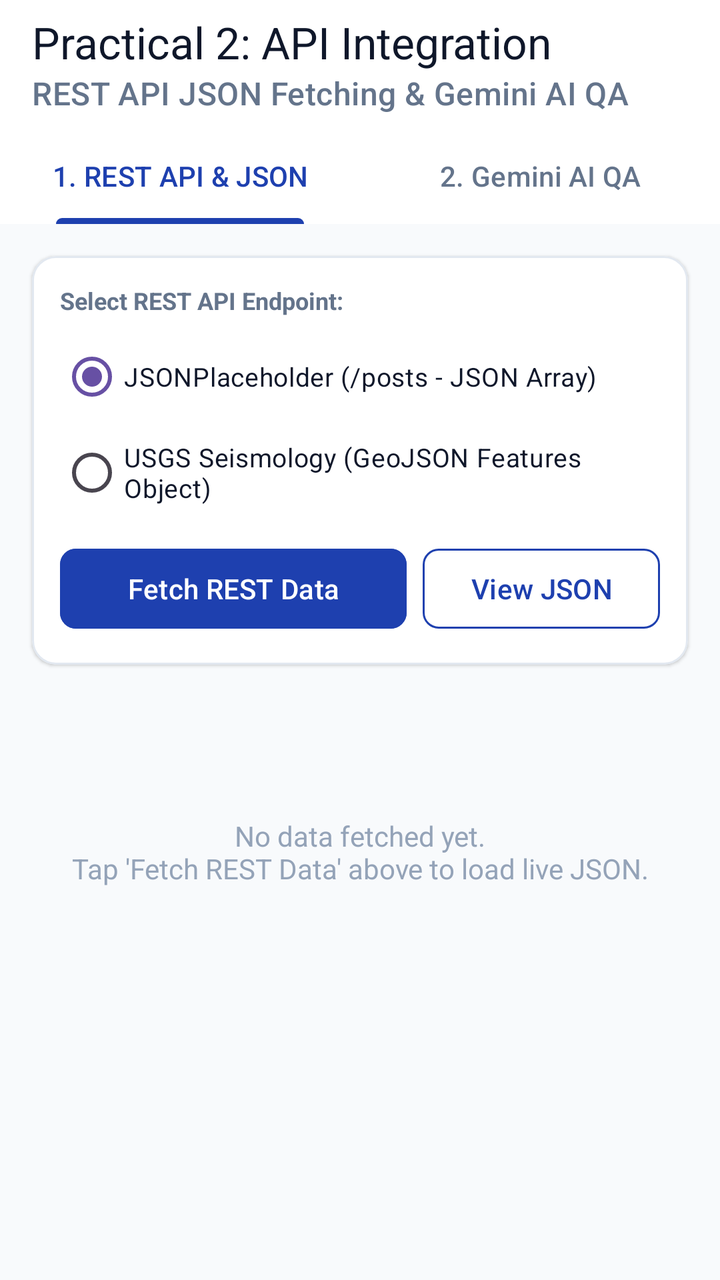
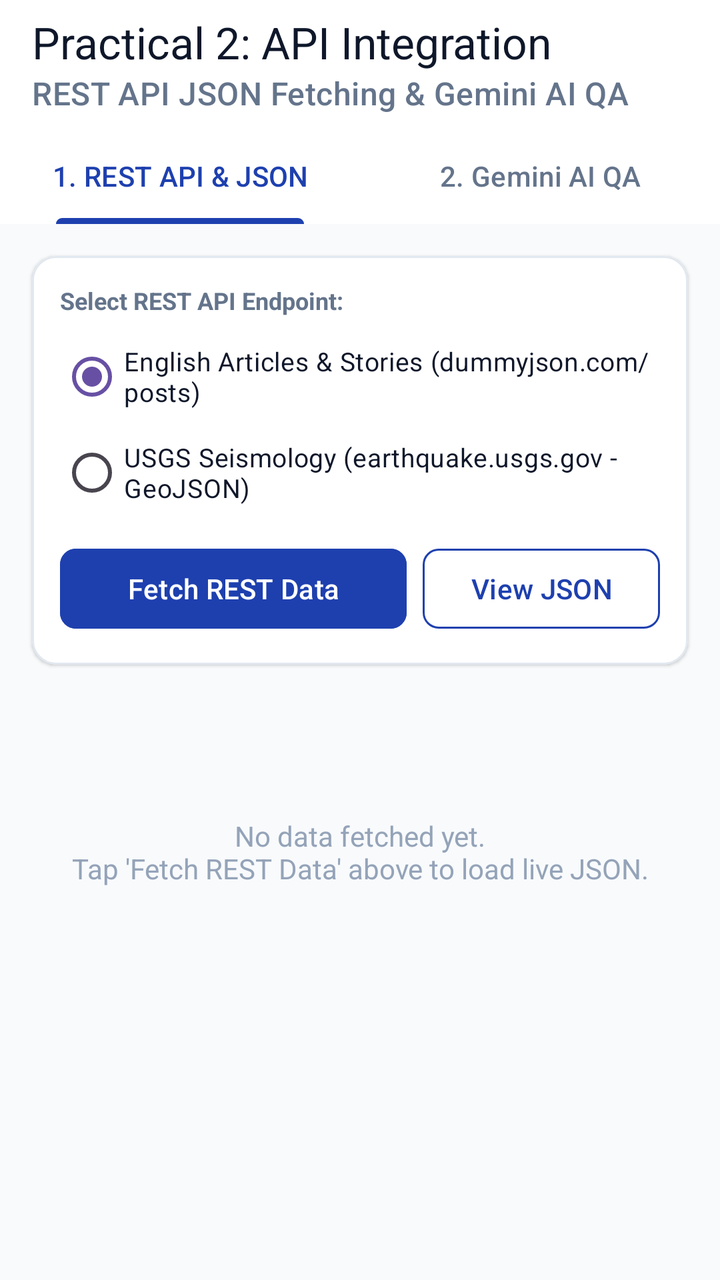

Two renders of the same Android screen: before a commit and after it. Below are the layout's source before the change and the commit's diff.
<!-- AndroidManifest.xml: application theme Theme.Practical2_New -->
<!-- res/layout/activity_main.xml -->
<?xml version="1.0" encoding="utf-8"?>
<LinearLayout xmlns:android="http://schemas.android.com/apk/res/android"
    xmlns:app="http://schemas.android.com/apk/res-auto"
    android:id="@+id/main_root"
    android:layout_width="match_parent"
    android:layout_height="match_parent"
    android:background="@color/background"
    android:orientation="vertical">

    
    <com.google.android.material.appbar.MaterialToolbar
        android:id="@+id/toolbar"
        android:layout_width="match_parent"
        android:layout_height="wrap_content"
        android:background="@color/surface"
        android:elevation="2dp"
        app:title="Practical 2: API Integration"
        app:titleTextColor="@color/text_primary"
        app:subtitle="REST API JSON Fetching &amp; Gemini AI QA"
        app:subtitleTextColor="@color/text_secondary" />

    
    <com.google.android.material.tabs.TabLayout
        android:id="@+id/tab_layout"
        android:layout_width="match_parent"
        android:layout_height="wrap_content"
        android:background="@color/surface"
        app:tabIndicatorColor="@color/primary"
        app:tabIndicatorHeight="3dp"
        app:tabSelectedTextColor="@color/primary"
        app:tabTextColor="@color/text_secondary">

        <com.google.android.material.tabs.TabItem
            android:layout_width="wrap_content"
            android:layout_height="wrap_content"
            android:text="1. REST API &amp; JSON" />

        <com.google.android.material.tabs.TabItem
            android:layout_width="wrap_content"
            android:layout_height="wrap_content"
            android:text="2. Gemini AI QA" />
    </com.google.android.material.tabs.TabLayout>

    
    <FrameLayout
        android:layout_width="match_parent"
        android:layout_height="match_parent">

        
        <LinearLayout
            android:id="@+id/layout_rest_section"
            android:layout_width="match_parent"
            android:layout_height="match_parent"
            android:orientation="vertical"
            android:visibility="visible">

            
            <com.google.android.material.card.MaterialCardView
                android:layout_width="match_parent"
                android:layout_height="wrap_content"
                android:layout_margin="16dp"
                app:cardBackgroundColor="@color/card_bg"
                app:cardCornerRadius="12dp"
                app:cardElevation="1dp"
                app:strokeColor="@color/card_border"
                app:strokeWidth="1dp">

                <LinearLayout
                    android:layout_width="match_parent"
                    android:layout_height="wrap_content"
                    android:orientation="vertical"
                    android:padding="14dp">

                    <TextView
                        android:layout_width="wrap_content"
                        android:layout_height="wrap_content"
                        android:text="Select REST API Endpoint:"
                        android:textColor="@color/text_secondary"
                        android:textSize="12sp"
                        android:textStyle="bold" />

                    
                    <RadioGroup
                        android:id="@+id/rg_endpoints"
                        android:layout_width="match_parent"
                        android:layout_height="wrap_content"
                        android:layout_marginTop="6dp"
                        android:orientation="vertical">

                        <RadioButton
                            android:id="@+id/rb_jsonplaceholder"
                            android:layout_width="wrap_content"
                            android:layout_height="wrap_content"
                            android:checked="true"
                            android:text="JSONPlaceholder (/posts - JSON Array)"
                            android:textColor="@color/text_primary"
                            android:textSize="13sp" />

                        <RadioButton
                            android:id="@+id/rb_usgs"
                            android:layout_width="wrap_content"
                            android:layout_height="wrap_content"
                            android:text="USGS Seismology (GeoJSON Features Object)"
                            android:textColor="@color/text_primary"
                            android:textSize="13sp" />
                    </RadioGroup>

                    <LinearLayout
                        android:layout_width="match_parent"
                        android:layout_height="wrap_content"
                        android:layout_marginTop="10dp"
                        android:orientation="horizontal">

                        <com.google.android.material.button.MaterialButton
                            android:id="@+id/btn_fetch_rest"
                            style="@style/Widget.Material3.Button"
                            android:layout_width="0dp"
                            android:layout_height="48dp"
                            android:layout_weight="1"
                            android:backgroundTint="@color/primary"
                            android:text="Fetch REST Data"
                            app:cornerRadius="8dp" />

                        <com.google.android.material.button.MaterialButton
                            android:id="@+id/btn_view_raw_json"
                            style="@style/Widget.Material3.Button.OutlinedButton"
                            android:layout_width="wrap_content"
                            android:layout_height="48dp"
                            android:layout_marginStart="8dp"
                            android:enabled="false"
                            android:text="View JSON"
                            android:textColor="@color/primary"
                            app:cornerRadius="8dp"
                            app:strokeColor="@color/primary" />
                    </LinearLayout>
                </LinearLayout>
            </com.google.android.material.card.MaterialCardView>

            
            <LinearLayout
                android:id="@+id/layout_status_banner"
                android:layout_width="match_parent"
                android:layout_height="wrap_content"
                android:layout_marginStart="16dp"
                android:layout_marginEnd="16dp"
                android:layout_marginBottom="8dp"
                android:gravity="center_vertical"
                android:orientation="horizontal"
                android:visibility="gone">

                <TextView
                    android:id="@+id/tv_status_code"
                    android:layout_width="wrap_content"
                    android:layout_height="wrap_content"
                    android:background="@drawable/bg_badge_ok"
                    android:paddingStart="8dp"
                    android:paddingTop="3dp"
                    android:paddingEnd="8dp"
                    android:paddingBottom="3dp"
                    android:text="HTTP 200 OK"
                    android:textColor="@color/badge_status_ok"
                    android:textSize="11sp"
                    android:textStyle="bold" />

                <TextView
                    android:id="@+id/tv_status_meta"
                    android:layout_width="wrap_content"
                    android:layout_height="wrap_content"
                    android:layout_marginStart="10dp"
                    android:text="142 ms | 25 records parsed"
                    android:textColor="@color/text_secondary"
                    android:textSize="12sp" />
            </LinearLayout>

            
            <ProgressBar
                android:id="@+id/progress_rest"
                style="?android:attr/progressBarStyle"
                android:layout_width="wrap_content"
                android:layout_height="wrap_content"
                android:layout_gravity="center_horizontal"
                android:layout_marginTop="24dp"
                android:visibility="gone" />

            
            <TextView
                android:id="@+id/tv_empty_state"
                android:layout_width="match_parent"
                android:layout_height="wrap_content"
                android:layout_marginTop="40dp"
                android:gravity="center"
                android:padding="20dp"
                android:text="No data fetched yet.\nTap 'Fetch REST Data' above to load live JSON."
                android:textColor="@color/text_muted"
                android:textSize="14sp" />

            
            <androidx.recyclerview.widget.RecyclerView
                android:id="@+id/rv_api_items"
                android:layout_width="match_parent"
                android:layout_height="match_parent"
                android:clipToPadding="false"
                android:paddingBottom="16dp" />

        </LinearLayout>

        
        <LinearLayout
            android:id="@+id/layout_ai_section"
            android:layout_width="match_parent"
            android:layout_height="match_parent"
            android:orientation="vertical"
            android:visibility="gone">

            
            <TextView
                android:layout_width="match_parent"
                android:layout_height="wrap_content"
                android:background="#EFF6FF"
                android:paddingStart="16dp"
                android:paddingTop="8dp"
                android:paddingEnd="16dp"
                android:paddingBottom="8dp"
                android:text="💡 Ask questions in English. Answers are powered by Google Gemini AI."
                android:textColor="@color/primary"
                android:textSize="12sp" />

            
            <HorizontalScrollView
                android:layout_width="match_parent"
                android:layout_height="wrap_content"
                android:clipToPadding="false"
                android:paddingStart="16dp"
                android:paddingTop="8dp"
                android:paddingEnd="16dp"
                android:paddingBottom="6dp"
                android:scrollbars="none">

                <com.google.android.material.chip.ChipGroup
                    android:id="@+id/chip_group_suggestions"
                    android:layout_width="wrap_content"
                    android:layout_height="wrap_content"
                    app:singleLine="true">

                    <com.google.android.material.chip.Chip
                        android:id="@+id/chip_q1"
                        style="@style/Widget.Material3.Chip.Assist"
                        android:layout_width="wrap_content"
                        android:layout_height="wrap_content"
                        android:text="What is a REST API?" />

                    <com.google.android.material.chip.Chip
                        android:id="@+id/chip_q2"
                        style="@style/Widget.Material3.Chip.Assist"
                        android:layout_width="wrap_content"
                        android:layout_height="wrap_content"
                        android:text="HTTP GET vs POST differences" />

                    <com.google.android.material.chip.Chip
                        android:id="@+id/chip_q3"
                        style="@style/Widget.Material3.Chip.Assist"
                        android:layout_width="wrap_content"
                        android:layout_height="wrap_content"
                        android:text="How JSON parsing works in Android" />

                    <com.google.android.material.chip.Chip
                        android:id="@+id/chip_q4"
                        style="@style/Widget.Material3.Chip.Assist"
                        android:layout_width="wrap_content"
                        android:layout_height="wrap_content"
                        android:text="Explain HttpURLConnection in Java" />
                </com.google.android.material.chip.ChipGroup>
            </HorizontalScrollView>

            
            <androidx.recyclerview.widget.RecyclerView
                android:id="@+id/rv_chat_messages"
                android:layout_width="match_parent"
                android:layout_height="0dp"
                android:layout_weight="1"
                android:clipToPadding="false"
                android:paddingTop="8dp"
                android:paddingBottom="8dp" />

            
            <ProgressBar
                android:id="@+id/progress_ai"
                style="?android:attr/progressBarStyleSmall"
                android:layout_width="wrap_content"
                android:layout_height="wrap_content"
                android:layout_gravity="center_horizontal"
                android:layout_marginBottom="4dp"
                android:visibility="gone" />

            
            <com.google.android.material.card.MaterialCardView
                android:layout_width="match_parent"
                android:layout_height="wrap_content"
                app:cardBackgroundColor="@color/surface"
                app:cardCornerRadius="0dp"
                app:cardElevation="6dp">

                <LinearLayout
                    android:layout_width="match_parent"
                    android:layout_height="wrap_content"
                    android:gravity="center_vertical"
                    android:orientation="horizontal"
                    android:padding="8dp">

                    <EditText
                        android:id="@+id/et_ai_question"
                        android:layout_width="0dp"
                        android:layout_height="wrap_content"
                        android:layout_weight="1"
                        android:background="@null"
                        android:hint="Ask a question in English..."
                        android:inputType="textCapSentences"
                        android:maxLines="3"
                        android:padding="10dp"
                        android:textColor="@color/text_primary"
                        android:textColorHint="@color/text_muted"
                        android:textSize="14sp" />

                    <com.google.android.material.button.MaterialButton
                        android:id="@+id/btn_send_ai"
                        style="@style/Widget.Material3.Button"
                        android:layout_width="wrap_content"
                        android:layout_height="44dp"
                        android:backgroundTint="@color/primary"
                        android:text="Ask AI"
                        app:cornerRadius="8dp" />
                </LinearLayout>
            </com.google.android.material.card.MaterialCardView>

        </LinearLayout>

    </FrameLayout>

</LinearLayout>
<!-- resources referenced by this layout -->
<resources>
  <color name="background">#F8FAFC</color>
  <color name="badge_status_ok">#16A34A</color>
  <color name="card_bg">#FFFFFF</color>
  <color name="card_border">#E2E8F0</color>
  <color name="primary">#1E40AF</color>
  <color name="surface">#FFFFFF</color>
  <color name="text_muted">#94A3B8</color>
  <color name="text_primary">#0F172A</color>
  <color name="text_secondary">#64748B</color>
  <!-- drawable bg_badge_ok (drawable) -->
  <?xml version="1.0" encoding="utf-8"?>
  <shape xmlns:android="http://schemas.android.com/apk/res/android"
      android:shape="rectangle">
      <corners android:radius="6dp" />
      <solid android:color="@color/badge_status_ok_bg" />
  </shape>
  <style name="Theme.Practical2_New" parent="Base.Theme.Practical2_New" />
  <color name="badge_status_ok_bg">#DCFCE7</color>
  <style name="Base.Theme.Practical2_New" parent="Theme.Material3.DayNight.NoActionBar">
          
          
      </style>
</resources>

<!-- the commit's change to res/layout/activity_main.xml (unified diff, before → after) -->
@@ -92,7 +92,7 @@
                             android:layout_width="wrap_content"
                             android:layout_height="wrap_content"
                             android:checked="true"
-                            android:text="JSONPlaceholder (/posts - JSON Array)"
+                            android:text="English Articles &amp; Stories (dummyjson.com/posts)"
                             android:textColor="@color/text_primary"
                             android:textSize="13sp" />
 
@@ -100,7 +100,7 @@
                             android:id="@+id/rb_usgs"
                             android:layout_width="wrap_content"
                             android:layout_height="wrap_content"
-                            android:text="USGS Seismology (GeoJSON Features Object)"
+                            android:text="USGS Seismology (earthquake.usgs.gov - GeoJSON)"
                             android:textColor="@color/text_primary"
                             android:textSize="13sp" />
                     </RadioGroup>
